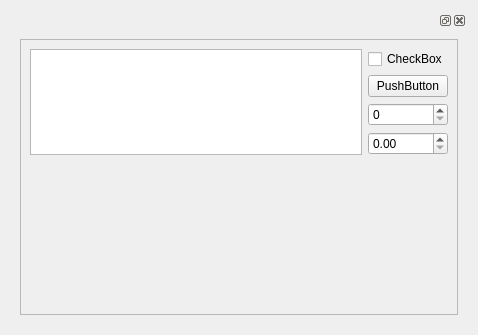
Old version of the form frontend/ui_widgets/keyframe_editor.ui in the repository XmYx/ainodes-pyside.
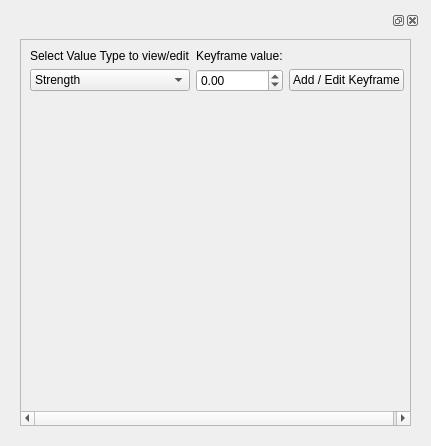
New version of the form.

The edit to the form file:
```diff
--- a/frontend/ui_widgets/keyframe_editor.ui
+++ b/frontend/ui_widgets/keyframe_editor.ui
@@ -6,8 +6,8 @@
    <rect>
     <x>0</x>
     <y>0</y>
-    <width>478</width>
-    <height>335</height>
+    <width>431</width>
+    <height>446</height>
    </rect>
   </property>
   <property name="windowTitle">
@@ -28,35 +28,12 @@
            <rect>
             <x>0</x>
             <y>0</y>
-            <width>440</width>
-            <height>275</height>
+            <width>405</width>
+            <height>404</height>
            </rect>
           </property>
           <layout class="QGridLayout" name="gridLayout">
-           <item row="3" column="2">
-            <widget class="QSpinBox" name="valueSpin"/>
-           </item>
-           <item row="2" column="2">
-            <widget class="QPushButton" name="keyButton">
-             <property name="text">
-              <string>PushButton</string>
-             </property>
-            </widget>
-           </item>
-           <item row="1" column="1" rowspan="4">
-            <widget class="QTextEdit" name="valueText"/>
-           </item>
            <item row="4" column="2">
-            <widget class="QDoubleSpinBox" name="valueDoubleSpin"/>
-           </item>
-           <item row="1" column="2">
-            <widget class="QCheckBox" name="keyCheckbox">
-             <property name="text">
-              <string>CheckBox</string>
-             </property>
-            </widget>
-           </item>
-           <item row="5" column="2">
             <spacer name="verticalSpacer">
              <property name="orientation">
               <enum>Qt::Vertical</enum>
@@ -69,6 +46,86 @@
              </property>
             </spacer>
            </item>
+           <item row="1" column="2">
+            <widget class="QPushButton" name="keyButton">
+             <property name="text">
+              <string>Add / Edit Keyframe</string>
+             </property>
+            </widget>
+           </item>
+           <item row="1" column="1">
+            <widget class="QDoubleSpinBox" name="valueText">
+             <property name="minimum">
+              <double>-100.000000000000000</double>
+             </property>
+             <property name="singleStep">
+              <double>0.010000000000000</double>
+             </property>
+            </widget>
+           </item>
+           <item row="1" column="0">
+            <widget class="QComboBox" name="comboBox">
+             <item>
+              <property name="text">
+               <string>Strength</string>
+              </property>
+             </item>
+             <item>
+              <property name="text">
+               <string>Noise</string>
+              </property>
+             </item>
+             <item>
+              <property name="text">
+               <string>Contrast</string>
+              </property>
+             </item>
+             <item>
+              <property name="text">
+               <string>Rotation X</string>
+              </property>
+             </item>
+             <item>
+              <property name="text">
+               <string>Rotation Y</string>
+              </property>
+             </item>
+             <item>
+              <property name="text">
+               <string>Rotation Z</string>
+              </property>
+             </item>
+             <item>
+              <property name="text">
+               <string>Translation X</string>
+              </property>
+             </item>
+             <item>
+              <property name="text">
+               <string>Translation Y</string>
+              </property>
+             </item>
+             <item>
+              <property name="text">
+               <string>Translation Z</string>
+              </property>
+             </item>
+            </widget>
+           </item>
+           <item row="0" column="0">
+            <widget class="QLabel" name="label">
+             <property name="text">
+              <string>Select Value Type to view/edit</string>
+             </property>
+            </widget>
+           </item>
+           <item row="0" column="1">
+            <widget class="QLabel" name="label_2">
+             <property name="text">
+              <string>Keyframe value:</string>
+             </property>
+            </widget>
+           </item>
           </layout>
          </widget>
         </widget>
```
